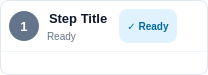
This is src/startrails/ui/step.ui in gkyle/startrails as Qt 5 draws it before an edit. The edited form follows.
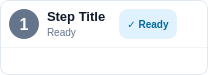
This is the edited form. Icons and pictures are not drawn.

```diff
--- a/src/startrails/ui/step.ui
+++ b/src/startrails/ui/step.ui
@@ -26,7 +26,7 @@
     border-color: #cbd5e1;
 }
 QPushButton#toggle {
-    border: 2px solid transparent;
+    border: none;
     background: transparent;
     text-align: left;
     padding: 0px;
@@ -50,7 +50,7 @@
     border-top: 1px solid #f1f5f9;
     background: transparent;
 }
-QPushButton#toggle:focus:enabled { border-color: #0f172a; }</string>
+</string>
   </property>
   <layout class="QVBoxLayout" name="cardLayout">
    <property name="spacing">
@@ -116,7 +116,7 @@
            border: none;
            border-radius: 15px;
            font-weight: bold;
-           font-size: 13px;
+           font-size: 16px;
        }
        QLabel#number[stepStatus=&quot;ready&quot;] { background-color: #0369a1; }
        QLabel#number[stepStatus=&quot;done&quot;] { background-color: #1e293b; }
```
